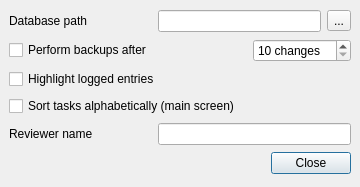
Above: gui_settings.ui from FrankMamuda/ketoevent before the change. Below: the same form after it.
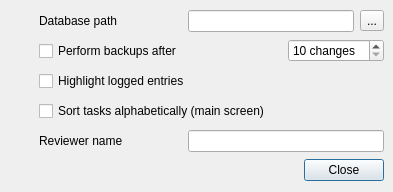
That is the form after the change. Icons and pictures are not drawn.

Diff of the .ui file:
```diff
--- a/gui_settings.ui
+++ b/gui_settings.ui
@@ -6,8 +6,8 @@
    <rect>
     <x>0</x>
     <y>0</y>
-    <width>360</width>
-    <height>187</height>
+    <width>393</width>
+    <height>192</height>
    </rect>
   </property>
   <property name="windowTitle">
@@ -19,14 +19,74 @@
   </property>
   <widget class="QWidget" name="centralwidget">
    <layout class="QGridLayout" name="gridLayout">
-    <item row="2" column="0" colspan="6">
+    <item row="0" column="2" colspan="5">
+     <layout class="QHBoxLayout" name="horizontalLayout">
+      <item>
+       <widget class="QLineEdit" name="dbPath">
+        <property name="minimumSize">
+         <size>
+          <width>64</width>
+          <height>0</height>
+         </size>
+        </property>
+        <property name="readOnly">
+         <bool>true</bool>
+        </property>
+       </widget>
+      </item>
+      <item>
+       <widget class="QToolButton" name="pathButton">
+        <property name="text">
+         <string>...</string>
+        </property>
+       </widget>
+      </item>
+     </layout>
+    </item>
+    <item row="1" column="3" colspan="4">
+     <widget class="QSpinBox" name="backupChanges">
+      <property name="suffix">
+       <string> changes</string>
+      </property>
+      <property name="minimum">
+       <number>10</number>
+      </property>
+      <property name="maximum">
+       <number>100</number>
+      </property>
+     </widget>
+    </item>
+    <item row="3" column="1" colspan="6">
+     <widget class="QCheckBox" name="sort">
+      <property name="text">
+       <string>Sort tasks alphabetically (main screen)</string>
+      </property>
+     </widget>
+    </item>
+    <item row="4" column="2" colspan="5">
+     <widget class="QLineEdit" name="rvName"/>
+    </item>
+    <item row="1" column="2">
+     <spacer name="horizontalSpacer">
+      <property name="orientation">
+       <enum>Qt::Horizontal</enum>
+      </property>
+      <property name="sizeHint" stdset="0">
+       <size>
+        <width>41</width>
+        <height>20</height>
+       </size>
+      </property>
+     </spacer>
+    </item>
+    <item row="2" column="1" colspan="6">
      <widget class="QCheckBox" name="hilightEntries">
       <property name="text">
        <string>Highlight logged entries</string>
       </property>
      </widget>
     </item>
-    <item row="5" column="5">
+    <item row="5" column="6">
      <widget class="QPushButton" name="closeButton">
       <property name="toolTip">
        <string>Close settings dialog</string>
@@ -43,87 +103,159 @@
       </property>
      </widget>
     </item>
-    <item row="1" column="0">
+    <item row="1" column="1">
      <widget class="QCheckBox" name="backupPerform">
       <property name="text">
        <string>Perform backups after</string>
       </property>
      </widget>
     </item>
-    <item row="4" column="0">
+    <item row="4" column="1">
      <widget class="QLabel" name="rvNameLabel">
       <property name="text">
        <string>Reviewer name</string>
       </property>
      </widget>
     </item>
-    <item row="0" column="0">
+    <item row="0" column="1">
      <widget class="QLabel" name="dbPathLabel">
       <property name="text">
        <string>Database path</string>
       </property>
      </widget>
     </item>
-    <item row="4" column="1" colspan="5">
-     <widget class="QLineEdit" name="rvName"/>
+    <item row="1" column="0">
+     <widget class="QLabel" name="labelBackups">
+      <property name="minimumSize">
+       <size>
+        <width>24</width>
+        <height>24</height>
+       </size>
+      </property>
+      <property name="maximumSize">
+       <size>
+        <width>24</width>
+        <height>24</height>
+       </size>
+      </property>
+      <property name="text">
+       <string/>
+      </property>
+      <property name="pixmap">
+       <pixmap resource="resources.qrc">:/icons/logs_export.png</pixmap>
+      </property>
+      <property name="scaledContents">
+       <bool>true</bool>
+      </property>
+     </widget>
     </item>
-    <item row="3" column="0" colspan="6">
-     <widget class="QCheckBox" name="sort">
+    <item row="2" column="0">
+     <widget class="QLabel" name="labelHilight">
+      <property name="minimumSize">
+       <size>
+        <width>24</width>
+        <height>24</height>
+       </size>
+      </property>
+      <property name="maximumSize">
+       <size>
+        <width>24</width>
+        <height>24</height>
+       </size>
+      </property>
       <property name="text">
-       <string>Sort tasks alphabetically (main screen)</string>
+       <string/>
       </property>
      </widget>
     </item>
-    <item row="1" column="1">
-     <spacer name="horizontalSpacer">
+    <item row="3" column="0">
+     <widget class="QLabel" name="labelSort">
+      <property name="minimumSize">
+       <size>
+        <width>24</width>
+        <height>24</height>
+       </size>
+      </property>
+      <property name="maximumSize">
+       <size>
+        <width>24</width>
+        <height>24</height>
+       </size>
+      </property>
+      <property name="text">
+       <string/>
+      </property>
+      <property name="pixmap">
+       <pixmap resource="resources.qrc">:/icons/tasks_sort.png</pixmap>
+      </property>
+      <property name="scaledContents">
+       <bool>true</bool>
+      </property>
+     </widget>
+    </item>
+    <item row="4" column="0">
+     <widget class="QLabel" name="labelName">
+      <property name="minimumSize">
+       <size>
+        <width>24</width>
+        <height>24</height>
+       </size>
+      </property>
+      <property name="maximumSize">
+       <size>
+        <width>24</width>
+        <height>24</height>
+       </size>
+      </property>
+      <property name="text">
+       <string/>
+      </property>
+      <property name="pixmap">
+       <pixmap resource="resources.qrc">:/icons/rename.png</pixmap>
+      </property>
+      <property name="scaledContents">
+       <bool>true</bool>
+      </property>
+     </widget>
+    </item>
+    <item row="5" column="0" colspan="5">
+     <spacer name="horizontalSpacer_2">
       <property name="orientation">
        <enum>Qt::Horizontal</enum>
       </property>
       <property name="sizeHint" stdset="0">
        <size>
-        <width>41</width>
+        <width>40</width>
         <height>20</height>
        </size>
       </property>
      </spacer>
     </item>
-    <item row="1" column="2" colspan="4">
-     <widget class="QSpinBox" name="backupChanges">
-      <property name="suffix">
-       <string> changes</string>
+    <item row="0" column="0">
+     <widget class="QLabel" name="labelDB">
+      <property name="minimumSize">
+       <size>
+        <width>24</width>
+        <height>24</height>
+       </size>
       </property>
-      <property name="minimum">
-       <number>10</number>
+      <property name="maximumSize">
+       <size>
+        <width>24</width>
+        <height>24</height>
+       </size>
       </property>
-      <property name="maximum">
-       <number>100</number>
+      <property name="text">
+       <string/>
+      </property>
+      <property name="pixmap">
+       <pixmap resource="resources.qrc">:/icons/database.png</pixmap>
+      </property>
+      <property name="scaledContents">
+       <bool>true</bool>
       </property>
      </widget>
     </item>
-    <item row="0" column="1" colspan="5">
-     <layout class="QHBoxLayout" name="horizontalLayout">
-      <item>
-       <widget class="QLineEdit" name="dbPath">
-        <property name="minimumSize">
-         <size>
-          <width>64</width>
-          <height>0</height>
-         </size>
-        </property>
-        <property name="readOnly">
-         <bool>true</bool>
-        </property>
-       </widget>
-      </item>
-      <item>
-       <widget class="QToolButton" name="pathButton">
-        <property name="text">
-         <string>...</string>
-        </property>
-       </widget>
-      </item>
-     </layout>
-    </item>
    </layout>
   </widget>
  </widget>
```
Left out of the diff: 10 changed lines with no effect on the pictures.
